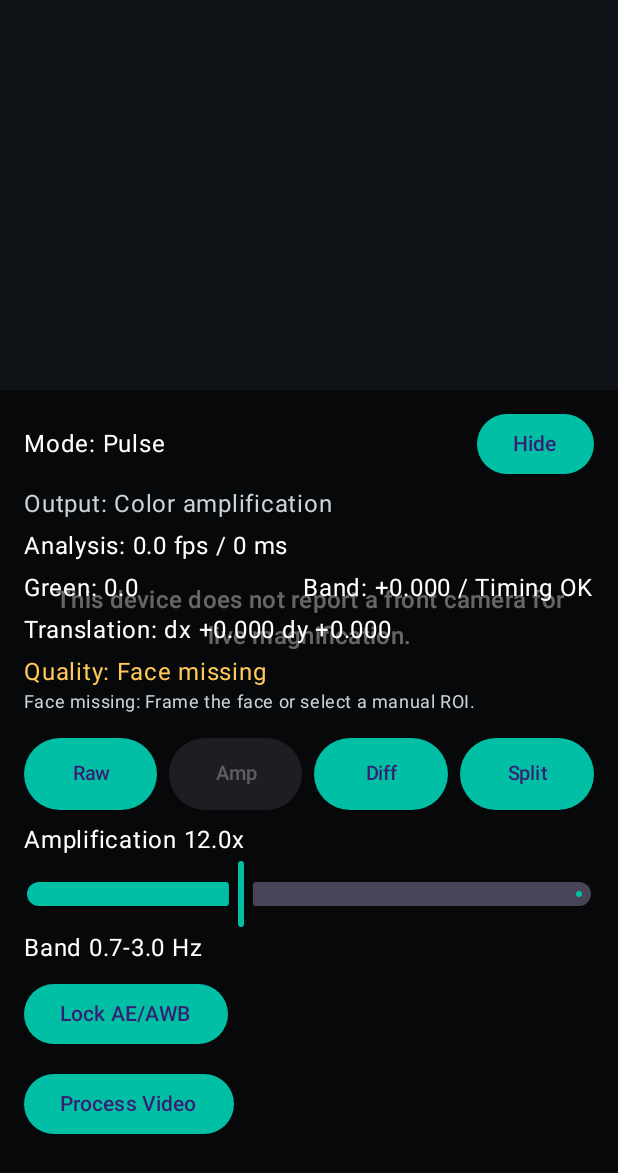
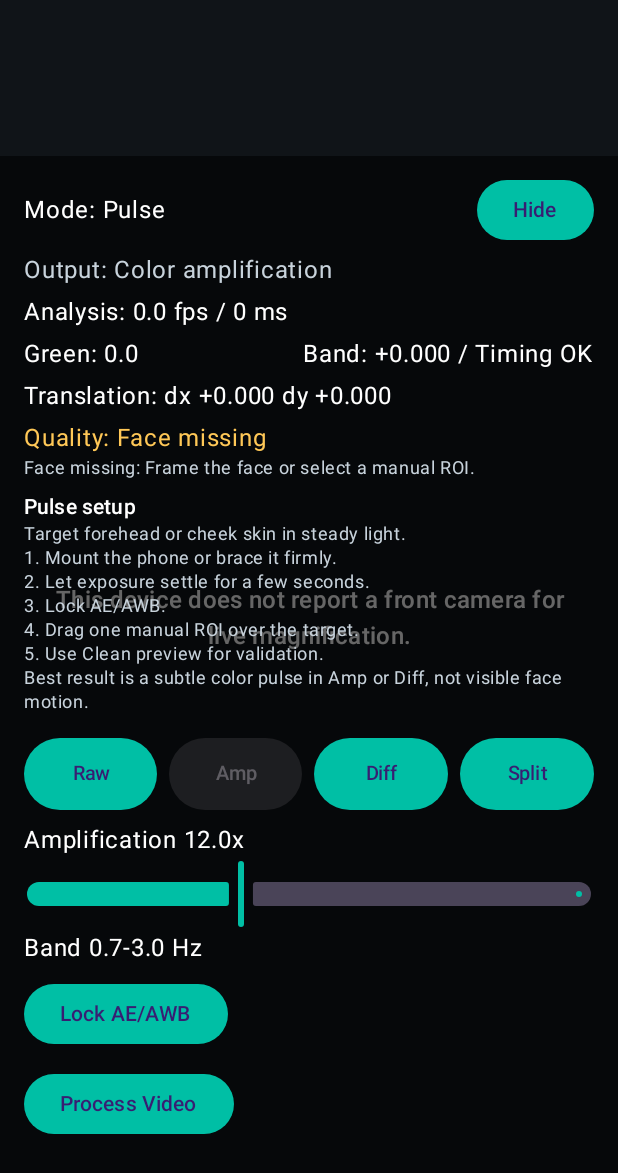
Before and after one commit to dnrohr/eulerian-magnification, an Android app built with Jetpack Compose: the screen it shows after launch (MainActivity), after a tap on "Controls", on a phone screen of 412 x 824 dp. Shown: the top 1173 px of the screen. Run offline under Robolectric (Android 15) with nearby library versions, the phone set to English and light mode, and no system bars; libraries missing offline, so code that uses them is left out: androidx.camera.camera2, androidx.camera.core, androidx.camera.lifecycle, androidx.camera.view; 1 other tap on this screen came first.

Commit message:
Add guided setup recipes

```diff
--- a/app/src/main/java/com/dnrohr/eulerianmagnification/MainActivity.kt
+++ b/app/src/main/java/com/dnrohr/eulerianmagnification/MainActivity.kt
@@ -960,6 +960,8 @@ private fun StatusOverlay(
         Spacer(modifier = Modifier.height(4.dp))
         QualityStatusRow(qualityStatuses)
         Spacer(modifier = Modifier.height(8.dp))
+        SetupGuidePanel(settings.mode)
+        Spacer(modifier = Modifier.height(8.dp))
         ModeControls(
             settings = settings,
             onSettingsChanged = onSettingsChanged,
@@ -1133,6 +1135,35 @@ private fun roiStateColor(state: RoiState): Color {
         RoiState.Tracking -> Color(0xFF00BFA5)
         RoiState.Frozen -> Color(0xFFFFC857)
         RoiState.Center -> Color(0xFFC8D3DC)
+    }
+}
+
+@Composable
+private fun SetupGuidePanel(mode: MagnificationMode) {
+    val guide = SetupGuide.forMode(mode)
+    Column {
+        Text(
+            text = guide.title,
+            color = Color.White,
+            style = MaterialTheme.typography.labelLarge,
+        )
+        Text(
+            text = guide.target,
+            color = Color(0xFFC8D3DC),
+            style = MaterialTheme.typography.bodySmall,
+        )
+        guide.stabilize.forEachIndexed { index, step ->
+            Text(
+                text = "${index + 1}. $step",
+                color = Color(0xFFC8D3DC),
+                style = MaterialTheme.typography.bodySmall,
+            )
+        }
+        Text(
+            text = guide.expected,
+            color = Color(0xFFC8D3DC),
+            style = MaterialTheme.typography.bodySmall,
+        )
     }
 }
 
--- /dev/null
+++ b/app/src/main/java/com/dnrohr/eulerianmagnification/SetupGuide.kt
@@ -0,0 +1,45 @@
+package com.dnrohr.eulerianmagnification
+
+import com.dnrohr.eulerianmagnification.analysis.MagnificationMode
+
+data class ModeSetupGuide(
+    val title: String,
+    val target: String,
+    val stabilize: List<String>,
+    val expected: String,
+)
+
+object SetupGuide {
+    fun forMode(mode: MagnificationMode): ModeSetupGuide {
+        return when (mode) {
+            MagnificationMode.Pulse -> ModeSetupGuide(
+                title = "Pulse setup",
+                target = "Target forehead or cheek skin in steady light.",
+                stabilize = COMMON_STEPS,
+                expected = "Best result is a subtle color pulse in Amp or Diff, not visible face motion.",
+            )
+            MagnificationMode.Breathing -> ModeSetupGuide(
+                title = "Breathing setup",
+                target = "Target torso, shoulder, or a clear clothing edge.",
+                stabilize = COMMON_STEPS,
+                expected = "Best result is a low-frequency breathing signal; the preview is not motion-warped yet.",
+            )
+            MagnificationMode.Tremor,
+            MagnificationMode.ObjectVibration,
+            -> ModeSetupGuide(
+                title = "Fast motion setup",
+                target = "Target a high-contrast edge on a small moving or vibrating object.",
+                stabilize = COMMON_STEPS,
+                expected = "Best result is signal in Diff/Split; camera shake can overwhelm this band.",
+            )
+        }
+    }
+
+    private val COMMON_STEPS = listOf(
+        "Mount the phone or brace it firmly.",
+        "Let exposure settle for a few seconds.",
+        "Lock AE/AWB.",
+        "Drag one manual ROI over the target.",
+        "Use Clean preview for validation.",
+    )
+}
```
Also changed, not shown: 5 other files.
